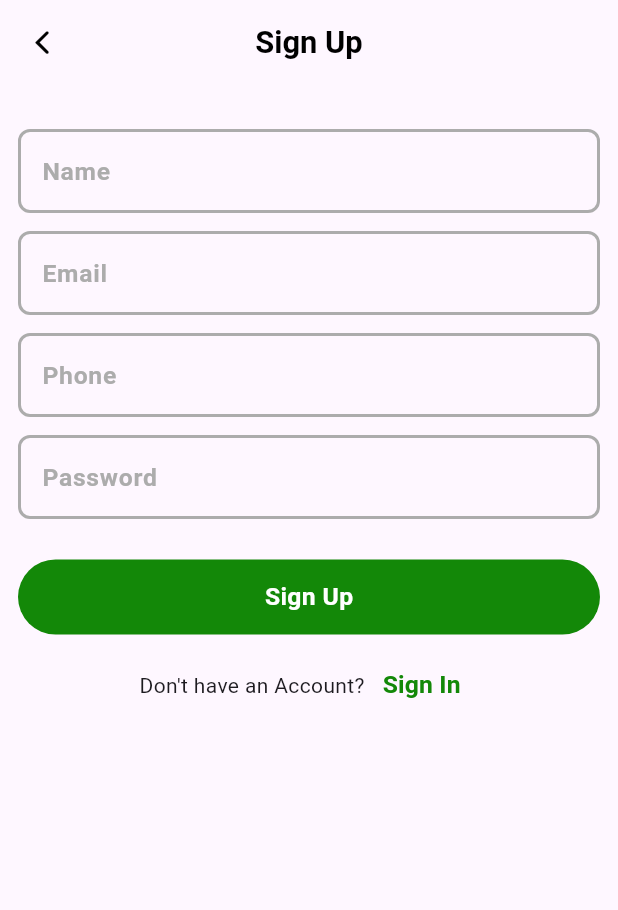
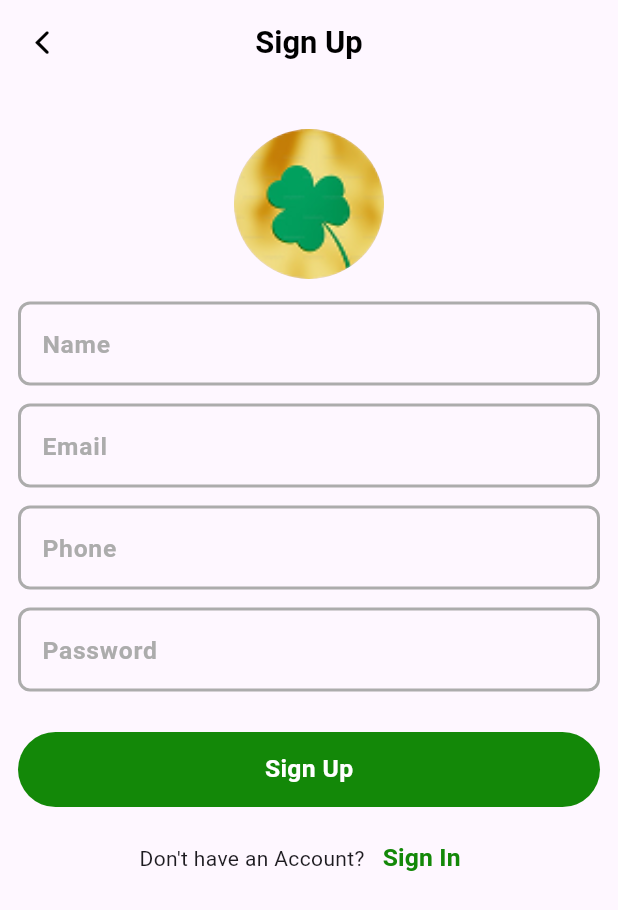
Before and after one commit to Universityprojects1/grad_project, a Flutter app: the screen it shows after launch, after a tap on "Sign Up", on a phone screen of 412 x 824 dp. Shown: the top 910 px of the screen. Run offline on Flutter 3.47's test engine with Material 3 defaults, Android fonts, the phone set to English and light mode, and no system bars; our stand-ins replace bloc, dio, dropdown_button2, firebase_core, flutter_easyloading, flutter_secure_storage and 5 more; accounts and stored records are empty; Roboto replaces fonts that are missing (Montserrat).

Commit message:
add logo

```diff
--- a/lib/core/utils/app_images.dart
+++ b/lib/core/utils/app_images.dart
@@ -1,4 +1,5 @@
 class Assets {
   Assets._();
   static const String assetsBackground = "assets/images/images.jpg";
+  static const String assetsFlower = "assets/images/flower.png";
 }
--- /dev/null
+++ b/lib/core/utils/component/logo.dart
@@ -0,0 +1,16 @@
+import 'package:final_proj/core/utils/app_images.dart';
+import 'package:flutter/material.dart';
+
+class Logo extends StatelessWidget {
+  const Logo({
+    super.key,
+  });
+
+  @override
+  Widget build(BuildContext context) {
+    return const CircleAvatar(
+      backgroundImage: AssetImage(Assets.assetsFlower),
+      radius: 50,
+    );
+  }
+}
--- a/lib/feature/auth/presentation/screens/sign_in/sign_in_screen.dart
+++ b/lib/feature/auth/presentation/screens/sign_in/sign_in_screen.dart
@@ -8,6 +8,7 @@ import 'package:flutter/material.dart';
 import 'package:gap/gap.dart';
 import 'package:go_router/go_router.dart';
 
+import '../../../../../core/utils/component/logo.dart';
 import '../../widgets/custom_app-bar_of-auth.dart';
 
 class SignInScreen extends StatefulWidget {
@@ -38,6 +39,8 @@ class _SignInScreenState extends State<SignInScreen> {
           padding: const EdgeInsets.symmetric(horizontal: 12.0),
           child: Column(
             children: [
+              const Gap(30),
+              const Logo(),
               const Gap(30),
               CustomTextFieldOfAuth(
                 title: AppString.email,
--- a/lib/feature/auth/presentation/screens/sign_up/sign_up_screen.dart
+++ b/lib/feature/auth/presentation/screens/sign_up/sign_up_screen.dart
@@ -8,6 +8,7 @@ import 'package:go_router/go_router.dart';
 import '../../../../../config/routes/routes.dart';
 import '../../../../../core/utils/app_color.dart';
 import '../../../../../core/utils/component/custom_button.dart';
+import '../../../../../core/utils/component/logo.dart';
 import '../../../../../core/utils/fonts.dart';
 
 class SignUpScreen extends StatelessWidget {
@@ -22,6 +23,8 @@ class SignUpScreen extends StatelessWidget {
         child: Column(
           children: [
             const Gap(30),
+            const Logo(),
+            const Gap(15),
             CustomTextFieldOfAuth(
               title: AppString.name,
               controller: TextEditingController(),
--- a/lib/feature/auth/presentation/screens/splash/splash_screen.dart
+++ b/lib/feature/auth/presentation/screens/splash/splash_screen.dart
@@ -1,6 +1,7 @@
 import 'package:final_proj/config/routes/routes.dart';
 import 'package:final_proj/core/utils/app_images.dart';
 import 'package:final_proj/core/utils/app_string.dart';
+import 'package:final_proj/core/utils/component/logo.dart';
 import 'package:final_proj/core/utils/fonts.dart';
 import 'package:flutter/material.dart';
 import 'package:gap/gap.dart';
@@ -37,15 +38,17 @@ class _SplashScreenState extends State<SplashScreen> {
           child: Column(
             children: [
               const Gap(90),
+              const Logo(),
+              const Gap(30),
               Text(
                 AppString.phyto,
-                style: AppFonts.textBold20(context).copyWith(fontSize: 26),
+                style: AppFonts.textBold20(context).copyWith(fontSize: 30),
               ),
               const Gap(30),
               Text(
                 textAlign: TextAlign.center,
                 AppString.txtOfSplash,
-                style: AppFonts.textBold20(context).copyWith(fontSize: 30),
+                style: AppFonts.textSemiBold20(context),
               ),
             ],
           ),
```
Also changed, not shown: assets/images/flower.png (added).
